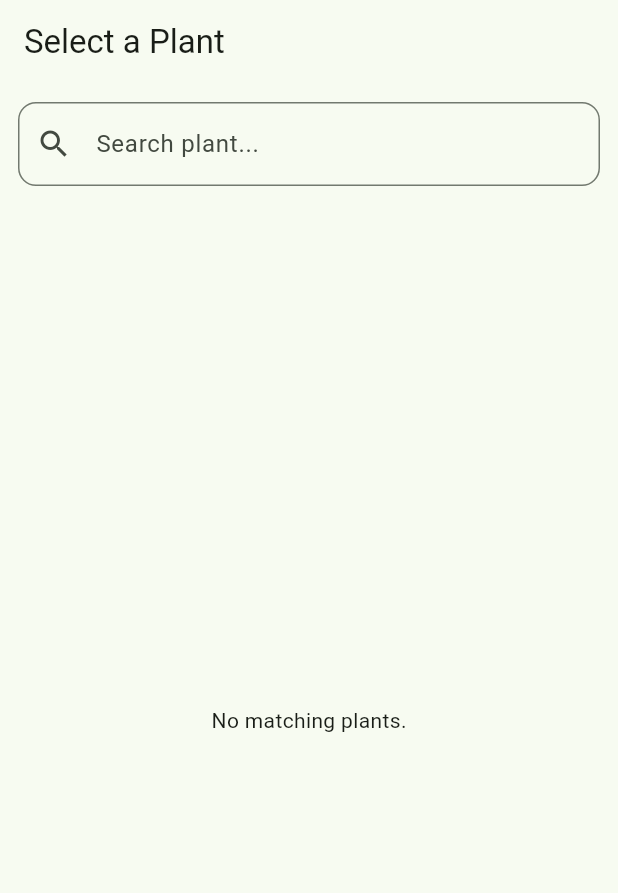
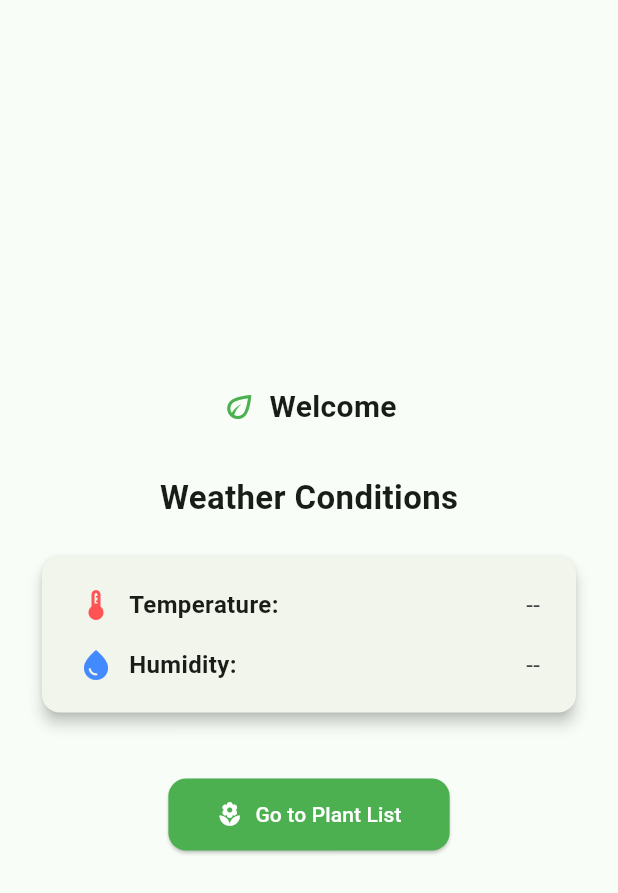
Before and after one commit to nursematurhan/PlantsMonitorApp, a Flutter app: the screen it shows after launch, on a phone screen of 412 x 824 dp. Shown: the top 893 px of the screen. Run offline on Flutter 3.47's test engine with Material 3 defaults, Android fonts, the light colour scheme and no system bars; our stand-ins replace firebase_core, firebase_database; accounts and stored records are empty.

Commit message:
improvements made

```diff
--- a/lib/main.dart
+++ b/lib/main.dart
@@ -1,5 +1,6 @@
 import 'package:flutter/material.dart';
 import 'package:firebase_core/firebase_core.dart';
+import 'package:plant_monitor_app/screens/home_screen.dart';
 import 'screens/plant_selection_page.dart';
 
 void main() async {
@@ -20,7 +21,7 @@ class PlantMonitorApp extends StatelessWidget {
         colorScheme: ColorScheme.fromSeed(seedColor: Colors.green),
         useMaterial3: true,
       ),
-      home: PlantSelectionPage(),
+      home: HomeScreen(),
     );
   }
 }
--- /dev/null
+++ b/lib/screens/home_screen.dart
@@ -0,0 +1,118 @@
+import 'package:flutter/material.dart';
+import 'package:firebase_database/firebase_database.dart';
+import 'plant_selection_page.dart';
+
+class HomeScreen extends StatefulWidget {
+  const HomeScreen({Key? key}) : super(key: key);
+
+  @override
+  State<HomeScreen> createState() => _HomeScreenState();
+}
+
+class _HomeScreenState extends State<HomeScreen> {
+  final DatabaseReference tempRef = FirebaseDatabase.instance.ref('data/temperature');
+  final DatabaseReference humRef = FirebaseDatabase.instance.ref('data/humidity');
+
+  double? temperature;
+  double? humidity;
+
+  @override
+  void initState() {
+    super.initState();
+    tempRef.onValue.listen((event) {
+      final value = event.snapshot.value;
+      setState(() {
+        temperature = value is double ? value : double.tryParse(value.toString());
+      });
+    });
+
+    humRef.onValue.listen((event) {
+      final value = event.snapshot.value;
+      setState(() {
+        humidity = value is double ? value : double.tryParse(value.toString());
+      });
+    });
+  }
+
+  @override
+  Widget build(BuildContext context) {
+    final labelStyle = TextStyle(fontSize: 16, fontWeight: FontWeight.bold);
+    final valueStyle = TextStyle(fontSize: 16, color: Colors.grey[800]);
+
+    return Scaffold(
+      backgroundColor: const Color(0xFFF8FDF7),
+      body: Center(
+        child: Padding(
+          padding: const EdgeInsets.symmetric(horizontal: 24.0),
+          child: Column(
+            mainAxisSize: MainAxisSize.min,
+            children: [
+              Row(
+                mainAxisSize: MainAxisSize.min,
+                children: const [
+                  Icon(Icons.eco_outlined, color: Colors.green),
+                  SizedBox(width: 8),
+                  Text("Welcome", style: TextStyle(fontSize: 20, fontWeight: FontWeight.w600)),
+                ],
+              ),
+              const SizedBox(height: 30),
+              const Text("Weather Conditions", style: TextStyle(fontSize: 22, fontWeight: FontWeight.bold)),
+              const SizedBox(height: 20),
+              Card(
+                elevation: 4,
+                shape: RoundedRectangleBorder(borderRadius: BorderRadius.circular(12)),
+                child: Padding(
+                  padding: const EdgeInsets.symmetric(vertical: 20, horizontal: 24),
+                  child: Column(
+                    mainAxisSize: MainAxisSize.min,
+                    children: [
+                      Row(
+                        children: [
+                          const Icon(Icons.thermostat, color: Colors.redAccent),
+                          const SizedBox(width: 10),
+                          Text("Temperature:", style: labelStyle),
+                          const Spacer(),
+                          Text(
+                            temperature != null ? "${temperature!.toStringAsFixed(1)} °C" : "--",
+                            style: valueStyle,
+                          ),
+                        ],
+                      ),
+                      const SizedBox(height: 16),
+                      Row(
+                        children: [
+                          const Icon(Icons.water_drop, color: Colors.blueAccent),
+                          const SizedBox(width: 10),
+                          Text("Humidity:", style: labelStyle),
+                          const Spacer(),
+                          Text(
+                            humidity != null ? "${humidity!.toStringAsFixed(1)} %" : "--",
+                            style: valueStyle,
+                          ),
+                        ],
+                      ),
+                    ],
+                  ),
+                ),
+              ),
+              const SizedBox(height: 40),
+              ElevatedButton.icon(
+                onPressed: () {
+                  Navigator.push(context, MaterialPageRoute(builder: (_) => PlantSelectionPage()));
+                },
+                icon: const Icon(Icons.local_florist),
+                label: const Text("Go to Plant List"),
+                style: ElevatedButton.styleFrom(
+                  foregroundColor: Colors.white,
+                  backgroundColor: Colors.green,
+                  shape: RoundedRectangleBorder(borderRadius: BorderRadius.circular(12)),
+                  padding: const EdgeInsets.symmetric(horizontal: 32, vertical: 14),
+                ),
+              ),
+            ],
+          ),
+        ),
+      ),
+    );
+  }
+}
```
